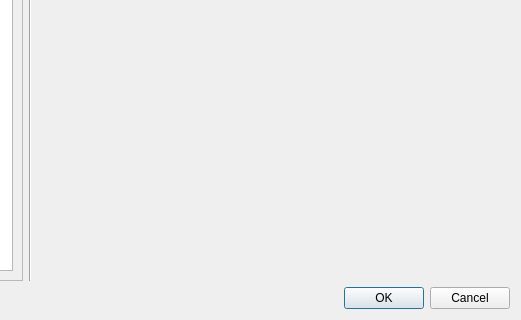
commschamp/comms_champion, file src/app/comms_champion/ui/MessageUpdateDialog.ui: the form before one commit; both pictures show x 224 to 745 and y 271 to 591 of the 745 by 591 pixel window.
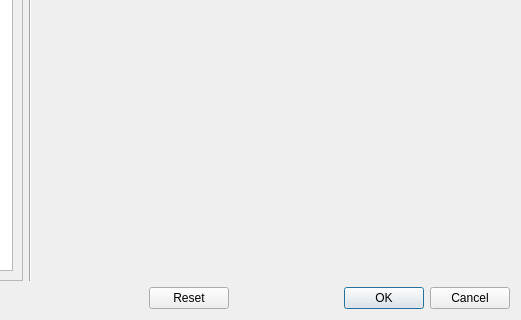
The form after the commit. Icons and pictures are not drawn.

Commit message: Implemented reset functionality in MessageUpdateDialog.

Patch:
```diff
--- a/src/app/comms_champion/ui/MessageUpdateDialog.ui
+++ b/src/app/comms_champion/ui/MessageUpdateDialog.ui
@@ -237,7 +237,7 @@
         <enum>Qt::Horizontal</enum>
        </property>
        <property name="standardButtons">
-        <set>QDialogButtonBox::Cancel|QDialogButtonBox::Ok</set>
+        <set>QDialogButtonBox::Cancel|QDialogButtonBox::Ok|QDialogButtonBox::Reset</set>
        </property>
       </widget>
      </item>
```
The commit also changes 12 other files.
